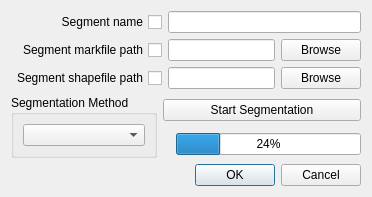
First picture: the form in dialognewsegmentation.ui, repository chenguanzhou/CDTStudio, before the edit.
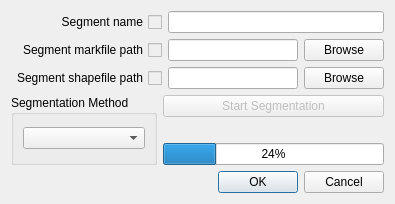
Second picture: the form after the edit.

Commit message: add segmentation function

```diff
--- a/dialognewsegmentation.ui
+++ b/dialognewsegmentation.ui
@@ -6,44 +6,15 @@
    <rect>
     <x>0</x>
     <y>0</y>
-    <width>372</width>
-    <height>185</height>
+    <width>395</width>
+    <height>204</height>
    </rect>
   </property>
   <property name="windowTitle">
    <string>Create a new segmentation</string>
   </property>
   <layout class="QGridLayout" name="gridLayout_2">
-   <item row="1" column="1" colspan="2">
-    <widget class="QPushButton" name="pushButtonStart">
-     <property name="text">
-      <string>Start Segmentation</string>
-     </property>
-    </widget>
-   </item>
-   <item row="1" column="0" rowspan="2">
-    <widget class="QGroupBox" name="groupBox">
-     <property name="title">
-      <string>Segmentation Method</string>
-     </property>
-     <layout class="QGridLayout" name="gridLayoutGroup">
-      <item row="0" column="0" colspan="2">
-       <widget class="QComboBox" name="comboBox"/>
-      </item>
-     </layout>
-    </widget>
-   </item>
-   <item row="5" column="0" colspan="3">
-    <widget class="QDialogButtonBox" name="buttonBox">
-     <property name="orientation">
-      <enum>Qt::Horizontal</enum>
-     </property>
-     <property name="standardButtons">
-      <set>QDialogButtonBox::Cancel|QDialogButtonBox::Ok</set>
-     </property>
-    </widget>
-   </item>
-   <item row="0" column="0" colspan="3">
+   <item row="0" column="0" colspan="2">
     <layout class="QGridLayout" name="gridLayout">
      <item row="2" column="2">
       <widget class="QPushButton" name="pushButtonBrowseshapefilePath">
@@ -70,56 +41,107 @@
      </item>
      <item row="1" column="0">
       <widget class="QCheckBox" name="checkBoxMarkfilePath">
+       <property name="enabled">
+        <bool>false</bool>
+       </property>
        <property name="layoutDirection">
         <enum>Qt::RightToLeft</enum>
        </property>
+       <property name="styleSheet">
+        <string notr="true">color: rgb(0, 0, 0);</string>
+       </property>
        <property name="text">
         <string>Segment markfile path</string>
        </property>
-       <property name="checkable">
-        <bool>false</bool>
-       </property>
       </widget>
      </item>
      <item row="2" column="0">
       <widget class="QCheckBox" name="checkBoxShapefilePath">
+       <property name="enabled">
+        <bool>false</bool>
+       </property>
        <property name="layoutDirection">
         <enum>Qt::RightToLeft</enum>
        </property>
+       <property name="styleSheet">
+        <string notr="true">color: rgb(0, 0, 0);</string>
+       </property>
        <property name="text">
         <string>Segment shapefile path</string>
        </property>
-       <property name="checkable">
-        <bool>false</bool>
-       </property>
       </widget>
      </item>
      <item row="0" column="0">
       <widget class="QCheckBox" name="checkBoxSegmentName">
+       <property name="enabled">
+        <bool>false</bool>
+       </property>
        <property name="layoutDirection">
         <enum>Qt::RightToLeft</enum>
        </property>
+       <property name="styleSheet">
+        <string notr="true">color: rgb(0, 0, 0);</string>
+       </property>
        <property name="text">
         <string>Segment name</string>
        </property>
-       <property name="checkable">
-        <bool>false</bool>
-       </property>
       </widget>
      </item>
     </layout>
    </item>
-   <item row="2" column="2">
-    <widget class="QProgressBar" name="progressBar">
-     <property name="value">
-      <number>24</number>
+   <item row="1" column="0">
+    <widget class="QGroupBox" name="groupBox">
+     <property name="title">
+      <string>Segmentation Method</string>
      </property>
+     <layout class="QGridLayout" name="gridLayoutGroup">
+      <item row="0" column="0" colspan="2">
+       <widget class="QComboBox" name="comboBox"/>
+      </item>
+     </layout>
     </widget>
    </item>
-   <item row="2" column="1">
-    <widget class="QLabel" name="labelProgressMessage">
-     <property name="text">
-      <string/>
+   <item row="1" column="1">
+    <layout class="QVBoxLayout" name="verticalLayout">
+     <item>
+      <widget class="QPushButton" name="pushButtonStart">
+       <property name="enabled">
+        <bool>false</bool>
+       </property>
+       <property name="sizePolicy">
+        <sizepolicy hsizetype="Minimum" vsizetype="Minimum">
+         <horstretch>0</horstretch>
+         <verstretch>0</verstretch>
+        </sizepolicy>
+       </property>
+       <property name="text">
+        <string>Start Segmentation</string>
+       </property>
+      </widget>
+     </item>
+     <item>
+      <widget class="QLabel" name="labelProgressMessage">
+       <property name="text">
+        <string/>
+       </property>
+      </widget>
+     </item>
+     <item>
+      <widget class="QProgressBar" name="progressBar">
+       <property name="value">
+        <number>24</number>
+       </property>
+      </widget>
+     </item>
+    </layout>
+   </item>
+   <item row="2" column="0" colspan="2">
+    <widget class="QDialogButtonBox" name="buttonBox">
+     <property name="orientation">
+      <enum>Qt::Horizontal</enum>
+     </property>
+     <property name="standardButtons">
+      <set>QDialogButtonBox::Cancel|QDialogButtonBox::Ok</set>
      </property>
     </widget>
    </item>
```
The commit also changes 3 other files.
